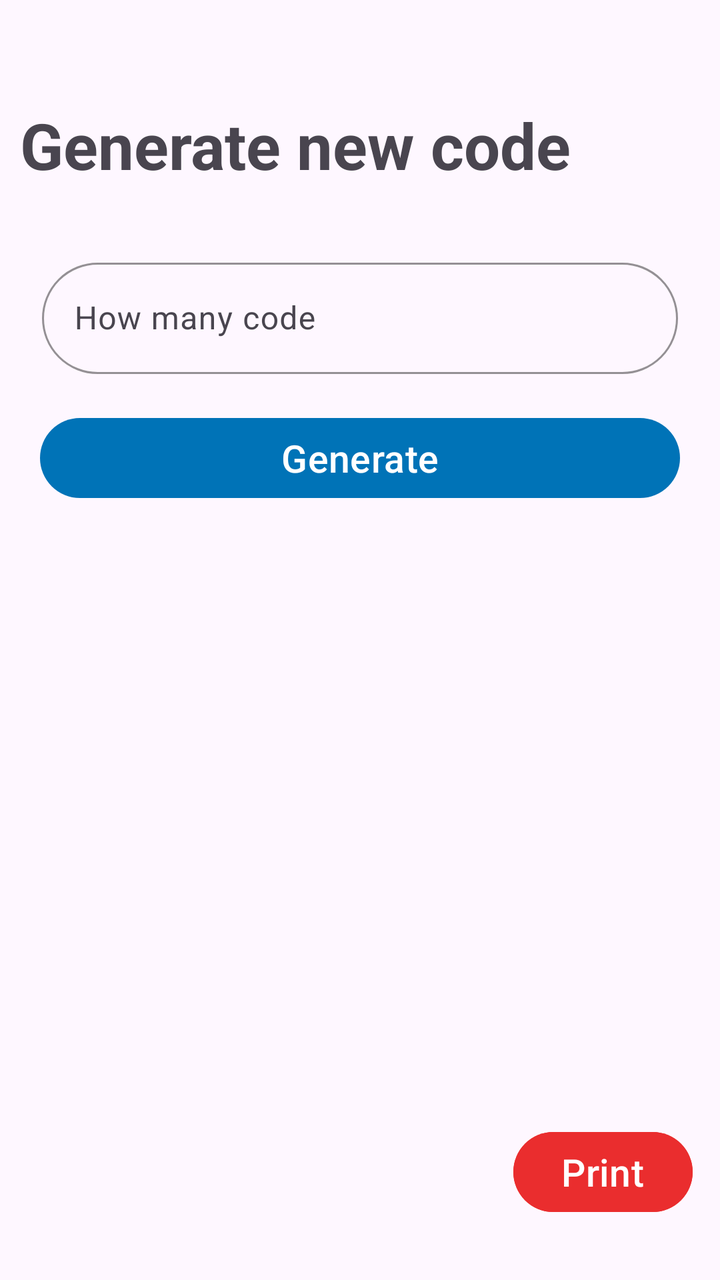
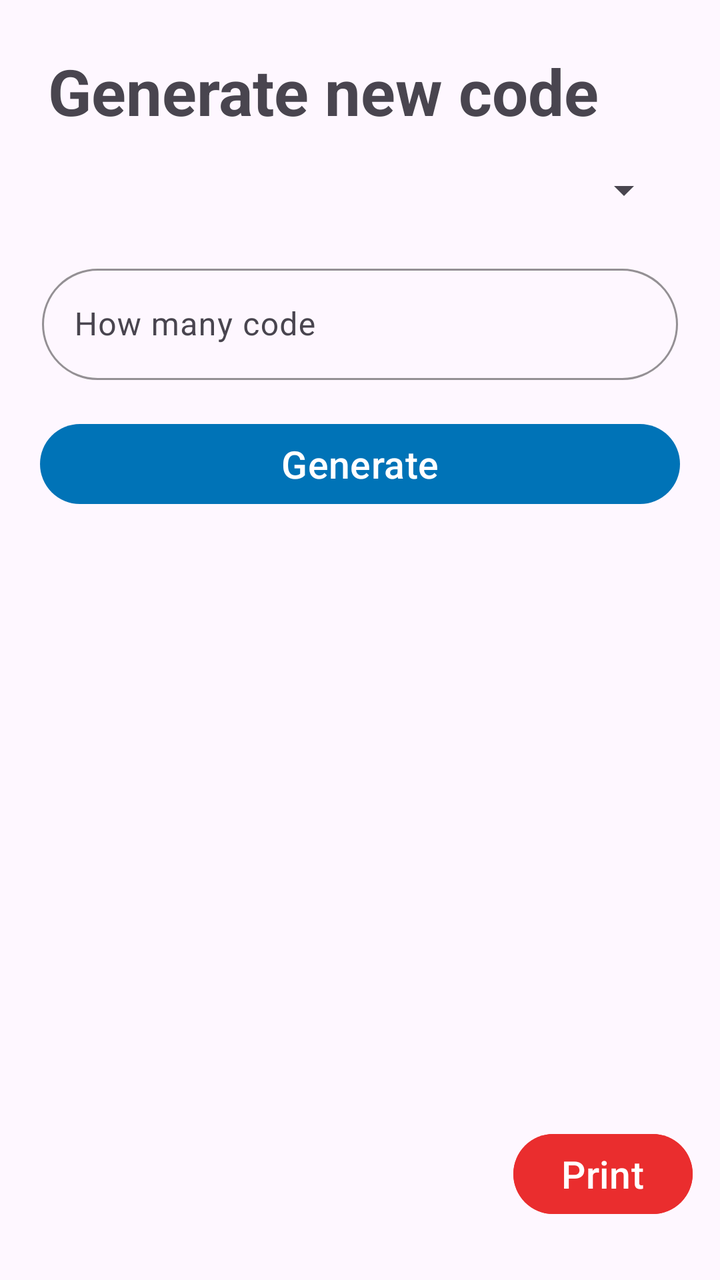

The first picture is an Android layout as it rendered before a commit; the second is the same layout after the commit. The layout source and the unified diff follow.
<!-- AndroidManifest.xml: application theme Theme.Upwork -->
<!-- res/layout/fragment_code_generating.xml -->
<?xml version="1.0" encoding="utf-8"?>
<FrameLayout xmlns:android="http://schemas.android.com/apk/res/android"
    xmlns:tools="http://schemas.android.com/tools"
    android:layout_width="match_parent"
    android:layout_height="match_parent"
    xmlns:app="http://schemas.android.com/apk/res-auto"
    tools:context=".view.CodeGeneratingFragment">


    <androidx.constraintlayout.widget.ConstraintLayout
        android:layout_width="match_parent"
        android:layout_height="match_parent">

        <com.google.android.material.textfield.TextInputLayout
            android:id="@+id/numOfCodeInputLayout"
            style="@style/Widget.Material3.TextInputLayout.OutlinedBox"
            android:layout_width="330dp"
            android:layout_height="wrap_content"
            android:layout_marginTop="120dp"
            android:hint="@string/num_of_code"
            android:padding="6dp"
            app:boxCornerRadiusBottomStart="30dp"
            app:boxCornerRadiusTopEnd="30dp"
            app:boxCornerRadiusTopStart="30dp"
            app:boxCornerRadiusBottomEnd="30dp"
            app:boxStrokeColor="@color/brand_blue"
            app:hintTextColor="@color/brand_blue"
            app:layout_constraintEnd_toEndOf="parent"
            app:layout_constraintStart_toStartOf="parent"
            app:layout_constraintTop_toTopOf="parent">

            <com.google.android.material.textfield.TextInputEditText
                android:id="@+id/numOfCodeEditText"
                android:layout_width="match_parent"
                android:layout_height="wrap_content"
                android:inputType="number"
                android:textColor="@color/black"
                android:textColorHint="#757575" />


        </com.google.android.material.textfield.TextInputLayout>

        <TextView
            android:id="@+id/textView2"
            android:layout_width="wrap_content"
            android:layout_height="wrap_content"
            android:text="@string/generate_new_code"
            style="@style/headerStyle"
            app:layout_constraintBottom_toTopOf="@+id/numOfCodeInputLayout"
            app:layout_constraintEnd_toEndOf="parent"
            app:layout_constraintHorizontal_bias="0.117"
            app:layout_constraintStart_toStartOf="parent"
            app:layout_constraintTop_toTopOf="parent"
            app:layout_constraintVertical_bias="0.662" />

        <Button
            android:id="@+id/generateBtn"
            style="@style/btnStyle"
            android:layout_width="320dp"
            android:layout_height="wrap_content"
            android:layout_marginTop="12dp"
            android:text="Generate"
            app:layout_constraintEnd_toEndOf="parent"
            app:layout_constraintStart_toStartOf="parent"
            app:layout_constraintTop_toBottomOf="@+id/numOfCodeInputLayout" />

        <LinearLayout
            android:id="@+id/linearLayout"
            android:layout_width="match_parent"
            android:layout_height="400dp"
            android:layout_marginTop="12dp"
            android:layout_marginBottom="190dp"
            android:orientation="vertical"
            app:layout_constraintBottom_toBottomOf="parent"
            app:layout_constraintEnd_toEndOf="parent"
            app:layout_constraintStart_toStartOf="parent"
            app:layout_constraintTop_toBottomOf="@+id/generateBtn">

            <androidx.recyclerview.widget.RecyclerView
                android:id="@+id/displayCodeRecyclerView"
                android:layout_width="match_parent"
                android:layout_height="match_parent"
                android:padding="12dp" />
        </LinearLayout>

        <Button
            android:id="@+id/printBtn"
            android:layout_width="wrap_content"
            android:layout_height="wrap_content"
            android:text="Print"
            android:backgroundTint="@color/brand_red"
            style="@style/btnStyle"
            app:layout_constraintBottom_toBottomOf="parent"
            app:layout_constraintEnd_toEndOf="parent"
            app:layout_constraintHorizontal_bias="0.95"
            app:layout_constraintStart_toStartOf="parent"
            app:layout_constraintTop_toBottomOf="@+id/linearLayout"
            app:layout_constraintVertical_bias="0.126" />
    </androidx.constraintlayout.widget.ConstraintLayout>
</FrameLayout>
<!-- resources referenced by this layout -->
<resources>
  <color name="black">#FF000000</color>
  <color name="brand_blue">#0073B7</color>
  <color name="brand_red">#EA2D2E</color>
  <string name="generate_new_code">Generate new code</string>
  <string name="num_of_code">How many code</string>
  <style name="btnStyle">
          <item name="android:textSize">19sp</item>
  
      </style>
  <style name="headerStyle">
          <item name="android:textSize">32sp</item>
          <item name="android:textStyle">bold</item>
      </style>
  <style name="Theme.Upwork" parent="Base.Theme.Upwork" />
  <style name="Base.Theme.Upwork" parent="Theme.Material3.DayNight.NoActionBar">
          
          
          <item name="colorPrimary">@color/brand_blue</item>
          <item name="colorSecondary">@color/brand_red</item>
      </style>
</resources>

<!-- the commit's change to res/layout/fragment_code_generating.xml (unified diff, before → after) -->
@@ -11,23 +11,45 @@
         android:layout_width="match_parent"
         android:layout_height="match_parent">
 
+        <TextView
+            android:id="@+id/textView2"
+            android:layout_width="wrap_content"
+            android:layout_height="wrap_content"
+            android:text="@string/generate_new_code"
+            style="@style/headerStyle"
+            app:layout_constraintStart_toStartOf="parent"
+            app:layout_constraintTop_toTopOf="parent"
+            android:layout_marginStart="24dp"
+            android:layout_marginTop="24dp" />
+
+        <Spinner
+            android:id="@+id/videoSpinner"
+            android:layout_width="0dp"
+            android:layout_height="wrap_content"
+            android:layout_marginTop="16dp"
+            android:layout_marginStart="24dp"
+            android:layout_marginEnd="24dp"
+            app:layout_constraintEnd_toEndOf="parent"
+            app:layout_constraintStart_toStartOf="parent"
+            app:layout_constraintTop_toBottomOf="@+id/textView2" />
+
         <com.google.android.material.textfield.TextInputLayout
             android:id="@+id/numOfCodeInputLayout"
             style="@style/Widget.Material3.TextInputLayout.OutlinedBox"
             android:layout_width="330dp"
             android:layout_height="wrap_content"
-            android:layout_marginTop="120dp"
+            android:layout_marginTop="16dp"
             android:hint="@string/num_of_code"
             android:padding="6dp"
+            app:boxCornerRadiusBottomEnd="30dp"
             app:boxCornerRadiusBottomStart="30dp"
             app:boxCornerRadiusTopEnd="30dp"
             app:boxCornerRadiusTopStart="30dp"
-            app:boxCornerRadiusBottomEnd="30dp"
             app:boxStrokeColor="@color/brand_blue"
             app:hintTextColor="@color/brand_blue"
             app:layout_constraintEnd_toEndOf="parent"
             app:layout_constraintStart_toStartOf="parent"
-            app:layout_constraintTop_toTopOf="parent">
+            app:layout_constraintTop_toBottomOf="@+id/videoSpinner">
 
             <com.google.android.material.textfield.TextInputEditText
                 android:id="@+id/numOfCodeEditText"
@@ -39,19 +61,6 @@
 
 
         </com.google.android.material.textfield.TextInputLayout>
-
-        <TextView
-            android:id="@+id/textView2"
-            android:layout_width="wrap_content"
-            android:layout_height="wrap_content"
-            android:text="@string/generate_new_code"
-            style="@style/headerStyle"
-            app:layout_constraintBottom_toTopOf="@+id/numOfCodeInputLayout"
-            app:layout_constraintEnd_toEndOf="parent"
-            app:layout_constraintHorizontal_bias="0.117"
-            app:layout_constraintStart_toStartOf="parent"
-            app:layout_constraintTop_toTopOf="parent"
-            app:layout_constraintVertical_bias="0.662" />
 
         <Button
             android:id="@+id/generateBtn"
